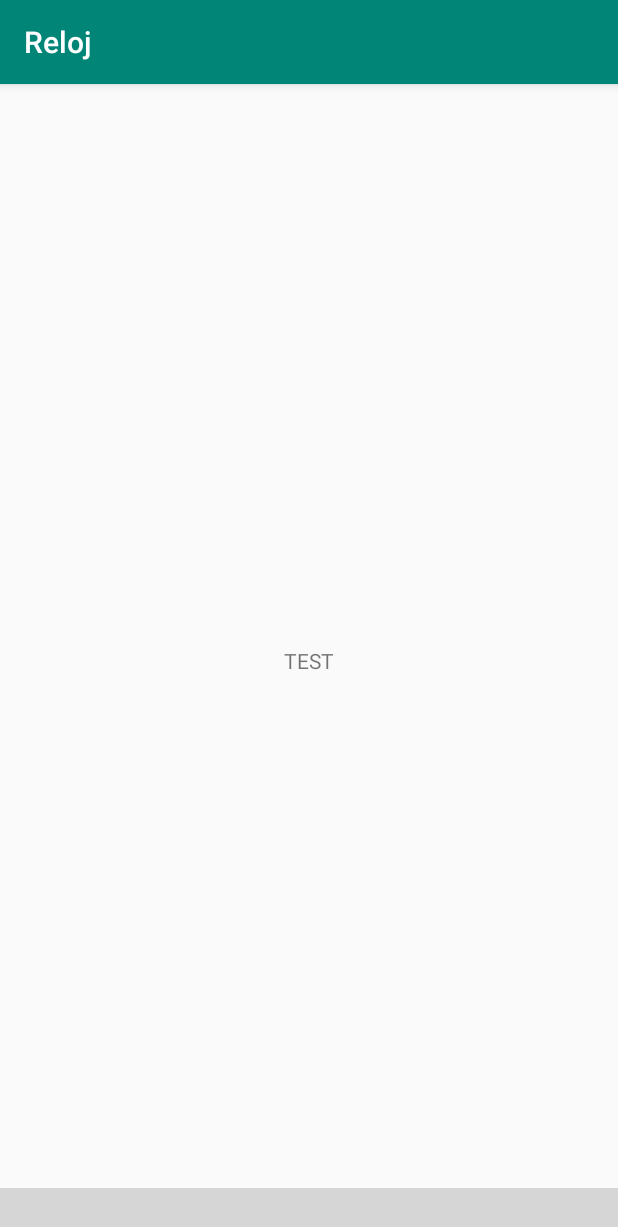
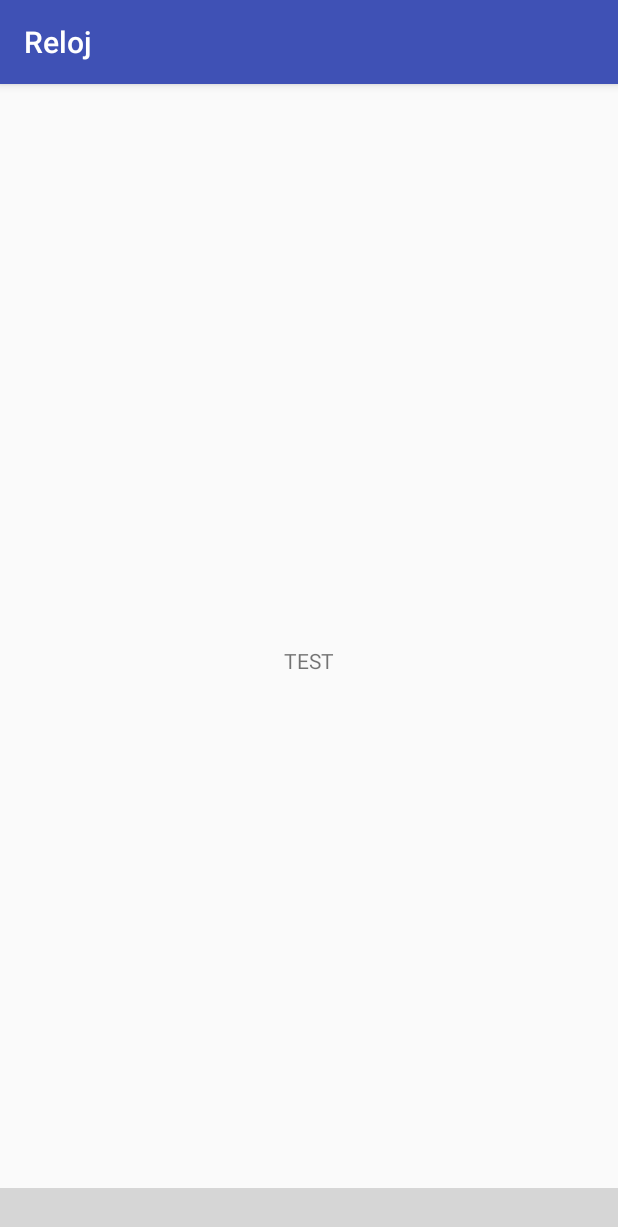
Before and after one commit to daniferna/Clock, an Android app: the screen it shows after launch (MainActivity), on a phone screen of 412 x 824 dp. Shown: the top 1227 px of the screen. Run offline under Robolectric (Android 15) with nearby library versions, the phone set to English and light mode, and no system bars; libraries missing offline, so code that uses them is left out: com.aurelhubert.ahbottomnavigation; plain views replace AHBottomNavigation; 8 statements that could not run were skipped; grey boxes are pictures that could not be loaded.

Commit message:
Cambiados los colores. (Provisionales)

```diff
--- a/app/build.gradle
+++ b/app/build.gradle
@@ -4,7 +4,7 @@ android {
     compileSdkVersion 28
     defaultConfig {
         applicationId "es.uniovi.uo257977.clock"
-        minSdkVersion 23
+        minSdkVersion 21
         targetSdkVersion 28
         versionCode 1
         versionName "1.0"
--- a/app/src/main/java/es/uniovi/uo257977/clock/MainActivity.java
+++ b/app/src/main/java/es/uniovi/uo257977/clock/MainActivity.java
@@ -3,6 +3,7 @@ package es.uniovi.uo257977.clock;
 import android.net.Uri;
 import android.os.Bundle;
 import android.support.v4.app.Fragment;
+import android.support.v4.content.ContextCompat;
 import android.support.v7.app.AppCompatActivity;
 
 import com.aurelhubert.ahbottomnavigation.AHBottomNavigation;
@@ -32,6 +33,7 @@ public class MainActivity extends AppCompatActivity implements AlarmsFragment.On
         bottomNavigation = findViewById(R.id.bottom_navigation);
         bottomNavigation.addItems(Arrays.asList(alarms, timer, stopwatch, scoreboard));
         bottomNavigation.setCurrentItem(0);
+        bottomNavigation.setAccentColor(ContextCompat.getColor(getApplicationContext(), R.color.accent));
     }
 
     @Override
--- a/app/src/main/res/values/colors.xml
+++ b/app/src/main/res/values/colors.xml
@@ -1,6 +1,11 @@
 <?xml version="1.0" encoding="utf-8"?>
 <resources>
-    <color name="colorPrimary">#008577</color>
-    <color name="colorPrimaryDark">#00574B</color>
-    <color name="colorAccent">#D81B60</color>
+  <color name="primary">#3F51B5</color>
+  <color name="primary_dark">#303F9F</color>
+  <color name="primary_light">#C5CAE9</color>
+  <color name="accent">#FF4081</color>
+  <color name="primary_text">#212121</color>
+  <color name="secondary_text">#757575</color>
+  <color name="icons">#FFFFFF</color>
+  <color name="divider">#BDBDBD</color>
 </resources>
--- a/app/src/main/res/values/styles.xml
+++ b/app/src/main/res/values/styles.xml
@@ -3,9 +3,9 @@
     <!-- Base application theme. -->
     <style name="AppTheme" parent="Theme.AppCompat.Light.DarkActionBar">
         <!-- Customize your theme here. -->
-        <item name="colorPrimary">@color/colorPrimary</item>
-        <item name="colorPrimaryDark">@color/colorPrimaryDark</item>
-        <item name="colorAccent">@color/colorAccent</item>
+        <item name="colorPrimary">@color/primary</item>
+        <item name="colorPrimaryDark">@color/primary_dark</item>
+        <item name="colorAccent">@color/accent</item>
     </style>
 
 </resources>
```
